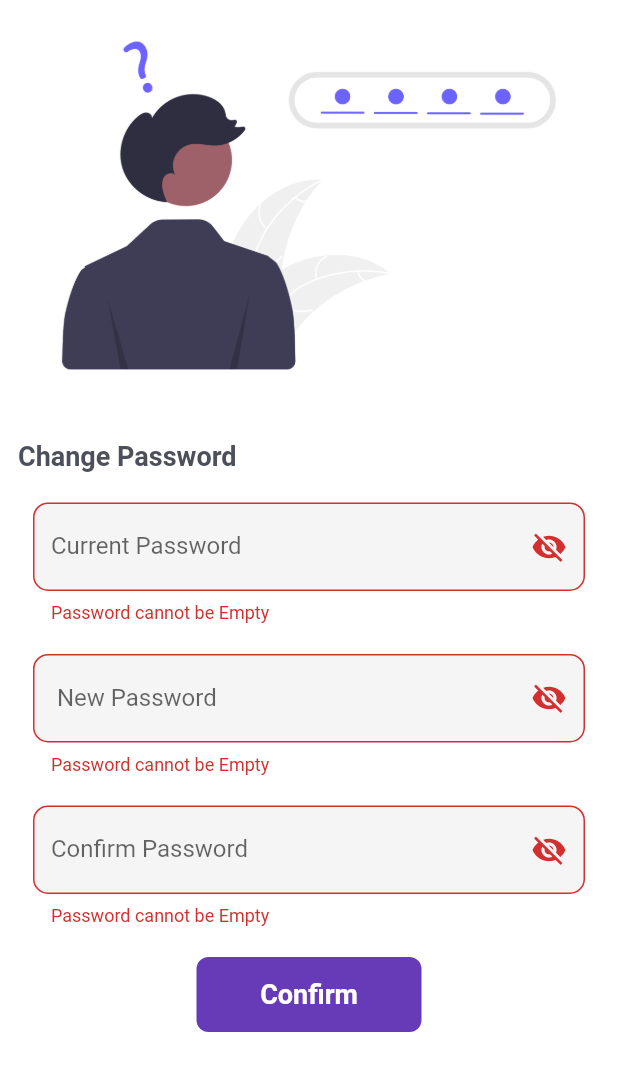
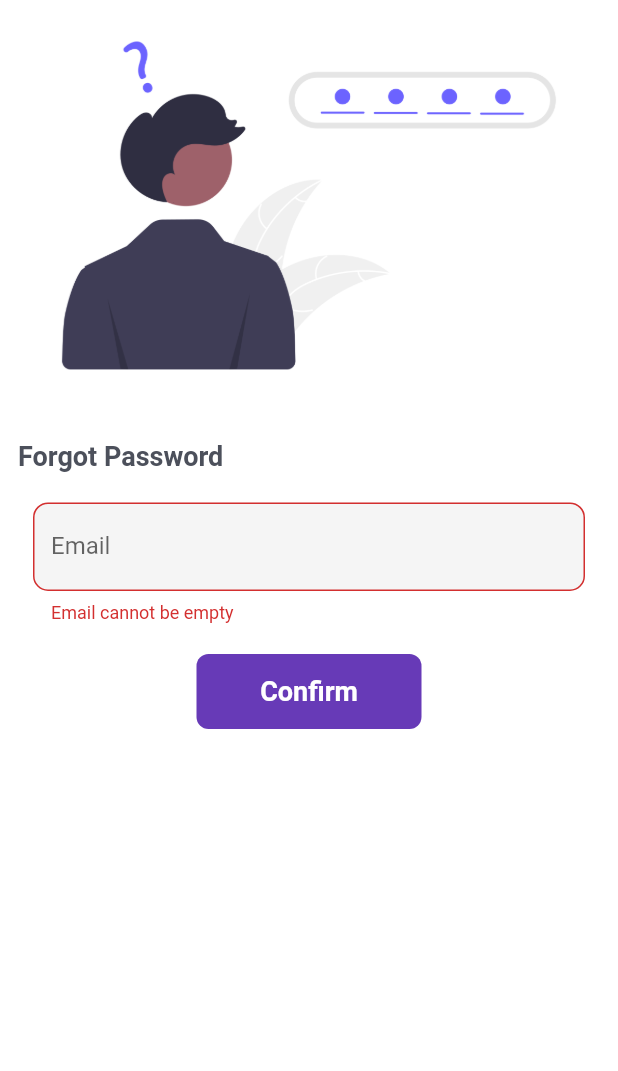
Before and after one commit to Pratham-Makwana/TicketBooking-App, a Flutter app: the ForgetPassword screen opened directly, after a tap on "Confirm", on a phone screen of 412 x 824 dp. Shown: the top 1071 px of the screen. Run offline on Flutter 3.47's test engine with Material 2 defaults, Android fonts, the phone set to English and light mode, and no system bars; our stand-ins replace cloud_firestore, dropdown_button2, firebase_auth, firebase_core, get, google_sign_in and 1 more; accounts and stored records are empty.

Commit message:
App Complete

```diff
--- a/lib/widgets/main.dart
+++ b/lib/main.dart
@@ -1,11 +1,11 @@
-import 'package:dropdown_button2/dropdown_button2.dart';
+
 import 'package:flutter/material.dart';
 import 'package:firebase_core/firebase_core.dart';
 import 'package:get/get.dart';
-import 'package:ticket_booking_app/pages/home_page.dart';
+
 import 'package:ticket_booking_app/widgets/theme.dart';
 
-import '../pages/login_page.dart';
+import 'pages/login_page.dart';
 
 Future<void> main() async{
   WidgetsFlutterBinding.ensureInitialized();
--- a/lib/model/auth_controll.dart
+++ b/lib/model/auth_controll.dart
@@ -7,6 +7,7 @@ import 'package:get/get.dart';
 import 'package:shared_preferences/shared_preferences.dart';
 import 'package:ticket_booking_app/pages/home_page.dart';
 import 'package:ticket_booking_app/pages/login_page.dart';
+import 'package:cloud_firestore/cloud_firestore.dart';
 
 
 // creating firebase instance
@@ -45,9 +46,16 @@ Future<void> signup(BuildContext context) async {
 
 class AuthController extends GetxController
 {
-  signUp(String email,String password) async {
+  signUp(String name,String email,String password) async {
     try{
-      await FirebaseAuth.instance.createUserWithEmailAndPassword(email: email, password: password).then((value) {
+      await FirebaseAuth.instance.createUserWithEmailAndPassword(email: email, password: password).then((value) async {
+
+
+        await  FirebaseFirestore.instance.collection("user").add({
+          "name":name,
+          "email":email,
+          "password":password
+        });
         // print("Done");
         Get.snackbar("Sign Up", "Sign Up successfully",snackPosition: SnackPosition.BOTTOM);
         Get.offAll( LoginPage());
@@ -64,6 +72,7 @@ class AuthController extends GetxController
     SharedPreferences preferences=await SharedPreferences.getInstance();
     try{
       await FirebaseAuth.instance.signInWithEmailAndPassword(email: email, password: password).then((value) {
+
         Get.snackbar("Login", "Login successfully",snackPosition: SnackPosition.BOTTOM);
         preferences.setString('token', FirebaseAuth.instance.currentUser!.getIdToken().toString());
         preferences.setString('email', email);
--- a/lib/pages/forget_password_page.dart
+++ b/lib/pages/forget_password_page.dart
@@ -1,6 +1,7 @@
 import 'package:flutter/material.dart';
 import 'package:ticket_booking_app/model/auth_controll.dart';
 import 'package:get/get.dart';
+import 'package:ticket_booking_app/pages/login_page.dart';
 
 class ForgetPassword extends StatefulWidget {
   const ForgetPassword({Key? key}) : super(key: key);
@@ -18,9 +19,7 @@ class _ForgetPasswordState extends State<ForgetPassword> {
 
   final _formkey = GlobalKey<FormState>();
 
-  TextEditingController currentpwd = TextEditingController();
-  TextEditingController newpwd = TextEditingController();
-  TextEditingController confirmpwd = TextEditingController();
+  TextEditingController email = TextEditingController();
   AuthController authController=Get.put(AuthController());
 
   //Function to move to login page
@@ -30,7 +29,8 @@ class _ForgetPasswordState extends State<ForgetPassword> {
         changebutton = true;
       });
       await Future.delayed(Duration(seconds: 2));
-      await authController.changePassword(currentpwd.text,newpwd.text);
+      await authController.forgotPassword(email.text);
+      Navigator.push(context, MaterialPageRoute(builder: (context)=>LoginPage()));
       setState(() {
         changebutton = false;
       });
@@ -57,7 +57,7 @@ class _ForgetPasswordState extends State<ForgetPassword> {
                   child: Row(
                     mainAxisAlignment: MainAxisAlignment.start,
                     children: [
-                      Text("Change Password",style: TextStyle(fontSize: 18,fontWeight: FontWeight.bold,color: Color(0xff4c505b)),),
+                      Text("Forgot Password",style: TextStyle(fontSize: 18,fontWeight: FontWeight.bold,color: Color(0xff4c505b)),),
                     ],
                   ),
                 ),
@@ -69,100 +69,18 @@ class _ForgetPasswordState extends State<ForgetPassword> {
                   child: Column(
                     children: [
                       TextFormField(
-                        controller: currentpwd,
-                        obscureText: seecurrentpwd,
+                        controller: email,
                         decoration: InputDecoration(
                             fillColor: Colors.grey.shade100,
                             filled: true,
-                            suffixIcon: IconButton(
-                              icon: Icon( seecurrentpwd ? Icons.visibility_off : Icons.visibility),
-                              //icon:seepwd== false ?Icon(Icons.remove_red_eye_outlined ): Icon(Icons.remove_red_eye) ,
-                              onPressed: (){
-                                setState(() {
-                                  seecurrentpwd=!seecurrentpwd;
-                                });
-                              },
-                            ),
-                            border:  OutlineInputBorder(
+                            hintText: "Enter Your Email",
+                            border: OutlineInputBorder(
                                 borderRadius: BorderRadius.circular(10)
                             ),
-                            labelText: 'Current Password',
-                            hintText: 'Enter Your Current Password'
-                        ),
-                        validator: (value){
-                          if (value!.isEmpty){
-                            return "Password cannot be Empty";
-                          }
-                          else if(value.length < 6){
-                            return "Password length should be atleast 6";
-                          }
-                          return null;
-                        },
-                      ),
-                      SizedBox(
-                        height: 20.0,
-                      ),
-                      TextFormField(
-                        controller: newpwd,
-                        obscureText: seenewpwd,
-                        decoration: InputDecoration(
-                            fillColor: Colors.grey.shade100,
-                            filled: true,
-                            suffixIcon: IconButton(
-                              icon: Icon( seenewpwd ? Icons.visibility_off : Icons.visibility),
-                              //icon:seepwd== false ?Icon(Icons.remove_red_eye_outlined ): Icon(Icons.remove_red_eye) ,
-                              onPressed: (){
-                                setState(() {
-                                  seenewpwd=!seenewpwd;
-                                });
-                              },
-                            ),
-                            border:  OutlineInputBorder(
-                                borderRadius: BorderRadius.circular(10)
-                            ),
-                            labelText: ' New Password',
-                            hintText: 'Enter Your New Password'
-                        ),
-                        validator: (value){
-                          if (value!.isEmpty){
-                            return "Password cannot be Empty";
-                          }
-                          else if(value.length < 6){
-                            return "Password length should be atleast 6";
-                          }
-                          return null;
-                        },
-                      ),
-                      SizedBox(
-                        height: 20.0,
-                      ),
-                      TextFormField(
-                        controller: confirmpwd,
-                        obscureText: seeconfimepwd,
-                        decoration: InputDecoration(
-                            fillColor: Colors.grey.shade100,
-                            filled: true,
-                            suffixIcon: IconButton(
-                              icon: Icon( seeconfimepwd ? Icons.visibility_off : Icons.visibility),
-                              //icon:seepwd== false ?Icon(Icons.remove_red_eye_outlined ): Icon(Icons.remove_red_eye) ,
-                              onPressed: (){
-                                setState(() {
-                                  seeconfimepwd=!seeconfimepwd;
-                                });
-                              },
-                            ),
-                            border:  OutlineInputBorder(
-                                borderRadius: BorderRadius.circular(10)
-                            ),
-                            labelText: 'Confirm Password',
-                            hintText: 'Enter Confirm Password'
-                        ),
-                        validator: (value){
-                          if (value!.isEmpty){
-                            return "Password cannot be Empty";
-                          }
-                          else if(value.length < 6){
-                            return "Password length should be atleast 6";
+                            labelText: "Email"),
+                        validator: (value) {
+                          if (value!.isEmpty) {
+                            return "Email cannot be empty";
                           }
                           return null;
                         },
--- a/lib/pages/login_page.dart
+++ b/lib/pages/login_page.dart
@@ -52,6 +52,12 @@ class _LoginPageState extends State<LoginPage> {
     }
   }
 
+  @override
+  void initState() {
+    // TODO: implement initState
+    loginUser();
+    super.initState();
+  }
 
   @override
   Widget build(BuildContext context) {
--- a/lib/pages/signup_page.dart
+++ b/lib/pages/signup_page.dart
@@ -1,5 +1,4 @@
 import 'package:flutter/material.dart';
-import 'package:flutter_signin_button/flutter_signin_button.dart';
 import 'package:get/get.dart';
 import 'package:ticket_booking_app/model/auth_controll.dart';
 
@@ -27,7 +26,7 @@ class _SignupPageState extends State<SignupPage> {
         changebutton = true;
       });
       await Future.delayed(Duration(seconds: 1));
-      await  authController.signUp(username.text, password.text);
+      await  authController.signUp(name.text,username.text, password.text);
       // Navigator.push(
       //context, MaterialPageRoute(builder: (context) => LoginPage()),);
       setState(() {
```
Also changed, not shown: lib/pages/add_ticket.dart (+7 -1 lines), lib/pages/home_page.dart (+29 -26 lines), 1 other file.
